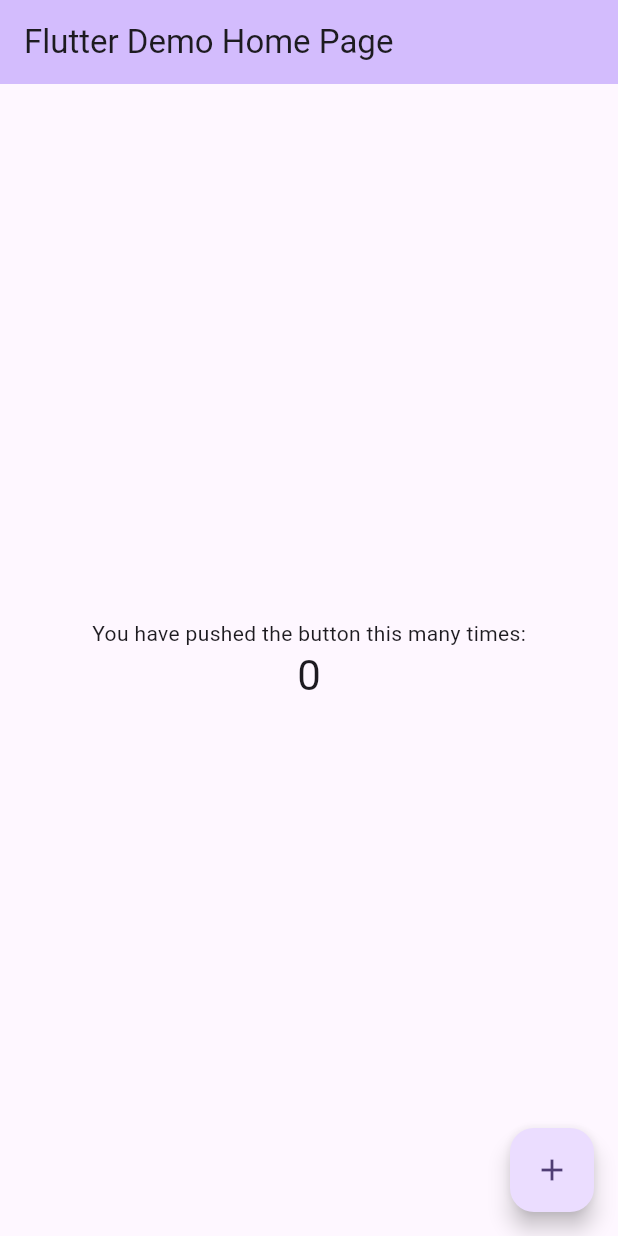
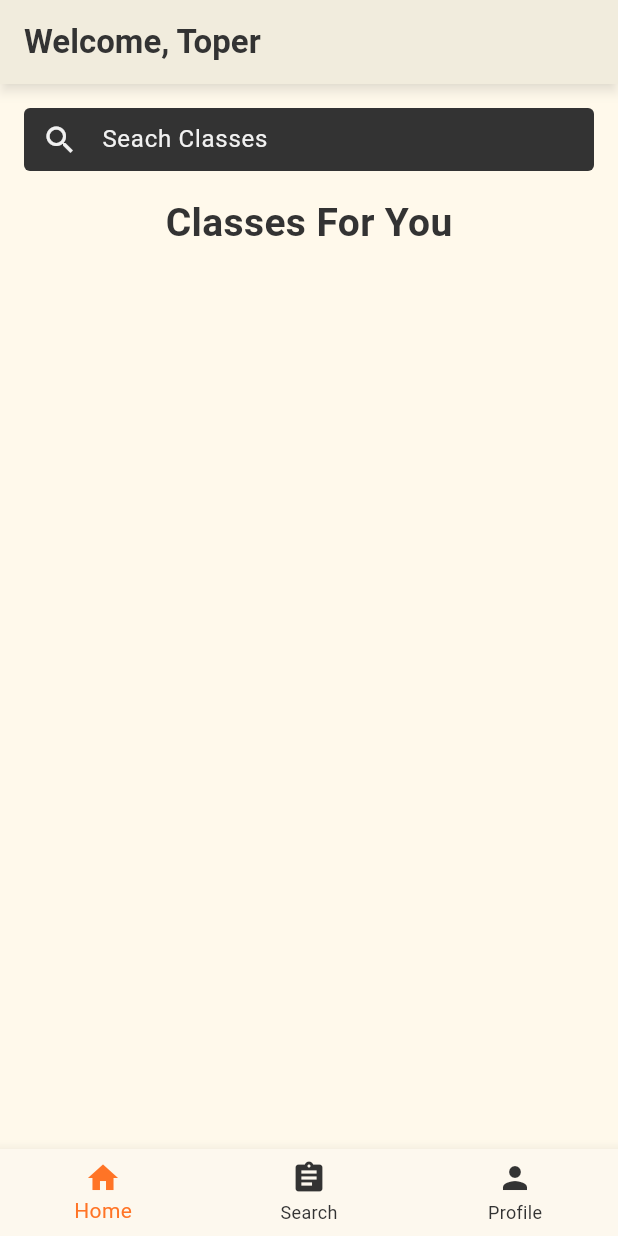
Before and after one commit to WaSong-Reksti/wasong_mobile_app, a Flutter app: the screen it shows after launch, on a phone screen of 412 x 824 dp. Run offline on Flutter 3.47's test engine with Material 3 defaults, Android fonts, the phone set to English and light mode, and no system bars.

Commit message:
feat: progress on home page

```diff
--- /dev/null
+++ b/lib/components/class_card.dart
@@ -0,0 +1,10 @@
+import 'package:flutter/material.dart';
+
+class ClassCard extends StatelessWidget {
+  const ClassCard({Key? key}) : super(key: key);
+
+  @override
+  Widget build(BuildContext context) {
+    return Container();
+  }
+}
--- /dev/null
+++ b/lib/components/class_grid.dart
@@ -0,0 +1,10 @@
+import 'package:flutter/material.dart';
+
+class ClassGrid extends StatelessWidget {
+const ClassGrid({ Key? key }) : super(key: key);
+
+  @override
+  Widget build(BuildContext context){
+    return Container();
+  }
+}
--- /dev/null
+++ b/lib/components/menu_navbar.dart
@@ -0,0 +1,37 @@
+import 'package:flutter/material.dart';
+
+class MenuNavBar extends StatelessWidget {
+  final int selectedIndex;
+  final void Function(int) onItemTapped;
+
+  const MenuNavBar({
+    Key? key,
+    required this.selectedIndex,
+    required this.onItemTapped,
+  }) : super(key: key);
+
+  @override
+  Widget build(BuildContext context) {
+    return BottomNavigationBar(
+      items: const <BottomNavigationBarItem>[
+        BottomNavigationBarItem(
+          icon: Icon(Icons.home),
+          label: 'Home',
+        ),
+        BottomNavigationBarItem(
+          icon: Icon(Icons.assignment),
+          label: 'Search',
+        ),
+        BottomNavigationBarItem(
+          icon: Icon(Icons.person),
+          label: 'Profile',
+        ),
+      ],
+      currentIndex: selectedIndex,
+      selectedItemColor: const Color(0xffFF7426),
+      onTap: onItemTapped,
+      unselectedItemColor: const Color(0xff333333),
+      backgroundColor: const Color(0xffFDF8EE),
+    );
+  }
+}
--- a/lib/main.dart
+++ b/lib/main.dart
@@ -1,3 +1,4 @@
+import 'package:wasong_mobile_app/screens/home_screen.dart';
 import 'package:flutter/material.dart';
 
 void main() {
@@ -11,115 +12,12 @@
   @override
   Widget build(BuildContext context) {
     return MaterialApp(
-      title: 'Flutter Demo',
+      title: 'WaSong',
       theme: ThemeData(
-        // This is the theme of your application.
-        //
-        // TRY THIS: Try running your application with "flutter run". You'll see
-        // the application has a purple toolbar. Then, without quitting the app,
-        // try changing the seedColor in the colorScheme below to Colors.green
-        // and then invoke "hot reload" (save your changes or press the "hot
-        // reload" button in a Flutter-supported IDE, or press "r" if you used
-        // the command line to start the app).
-        //
-        // Notice that the counter didn't reset back to zero; the application
-        // state is not lost during the reload. To reset the state, use hot
-        // restart instead.
-        //
-        // This works for code too, not just values: Most code changes can be
-        // tested with just a hot reload.
-        colorScheme: ColorScheme.fromSeed(seedColor: Colors.deepPurple),
+        colorScheme: ColorScheme.fromSeed(seedColor: Colors.yellow),
         useMaterial3: true,
       ),
-      home: const MyHomePage(title: 'Flutter Demo Home Page'),
+      home: const HomeScreen(),
     );
   }
 }
-
-class MyHomePage extends StatefulWidget {
-  const MyHomePage({super.key, required this.title});
-
-  // This widget is the home page of your application. It is stateful, meaning
-  // that it has a State object (defined below) that contains fields that affect
-  // how it looks.
-
-  // This class is the configuration for the state. It holds the values (in this
-  // case the title) provided by the parent (in this case the App widget) and
-  // used by the build method of the State. Fields in a Widget subclass are
-  // always marked "final".
-
-  final String title;
-
-  @override
-  State<MyHomePage> createState() => _MyHomePageState();
-}
-
-class _MyHomePageState extends State<MyHomePage> {
-  int _counter = 0;
-
-  void _incrementCounter() {
-    setState(() {
-      // This call to setState tells the Flutter framework that something has
-      // changed in this State, which causes it to rerun the build method below
-      // so that the display can reflect the updated values. If we changed
-      // _counter without calling setState(), then the build method would not be
-      // called again, and so nothing would appear to happen.
-      _counter++;
-    });
-  }
-
-  @override
-  Widget build(BuildContext context) {
-    // This method is rerun every time setState is called, for instance as done
-    // by the _incrementCounter method above.
-    //
-    // The Flutter framework has been optimized to make rerunning build methods
-    // fast, so that you can just rebuild anything that needs updating rather
-    // than having to individually change instances of widgets.
-    return Scaffold(
-      appBar: AppBar(
-        // TRY THIS: Try changing the color here to a specific color (to
-        // Colors.amber, perhaps?) and trigger a hot reload to see the AppBar
-        // change color while the other colors stay the same.
-        backgroundColor: Theme.of(context).colorScheme.inversePrimary,
-        // Here we take the value from the MyHomePage object that was created by
-        // the App.build method, and use it to set our appbar title.
-        title: Text(widget.title),
-      ),
-      body: Center(
-        // Center is a layout widget. It takes a single child and positions it
-        // in the middle of the parent.
-        child: Column(
-          // Column is also a layout widget. It takes a list of children and
-          // arranges them vertically. By default, it sizes itself to fit its
-          // children horizontally, and tries to be as tall as its parent.
-          //
-          // Column has various properties to control how it sizes itself and
-          // how it positions its children. Here we use mainAxisAlignment to
-          // center the children vertically; the main axis here is the vertical
-          // axis because Columns are vertical (the cross axis would be
-          // horizontal).
-          //
-          // TRY THIS: Invoke "debug painting" (choose the "Toggle Debug Paint"
-          // action in the IDE, or press "p" in the console), to see the
-          // wireframe for each widget.
-          mainAxisAlignment: MainAxisAlignment.center,
-          children: <Widget>[
-            const Text(
-              'You have pushed the button this many times:',
-            ),
-            Text(
-              '$_counter',
-              style: Theme.of(context).textTheme.headlineMedium,
-            ),
-          ],
-        ),
-      ),
-      floatingActionButton: FloatingActionButton(
-        onPressed: _incrementCounter,
-        tooltip: 'Increment',
-        child: const Icon(Icons.add),
-      ), // This trailing comma makes auto-formatting nicer for build methods.
-    );
-  }
-}
--- /dev/null
+++ b/lib/screens/home_screen.dart
@@ -0,0 +1,89 @@
+import 'package:flutter/material.dart';
+import 'package:wasong_mobile_app/components/menu_navbar.dart';
+
+class HomeScreen extends StatefulWidget {
+  const HomeScreen({Key? key}) : super(key: key);
+
+  @override
+  _HomeScreenState createState() => _HomeScreenState();
+}
+
+class _HomeScreenState extends State<HomeScreen> {
+  String user = "Toper";
+  String searchQuery = "";
+  int _selectedIndex = 0;
+
+  // Daftar widget untuk setiap tab
+  static const List<Widget> _widgetOptions = <Widget>[
+    Text('Home'),
+    Text('Search'),
+    Text('Profile'),
+  ];
+
+  void _onItemTapped(int index) {
+    setState(() {
+      _selectedIndex = index;
+    });
+  }
+
+  @override
+  Widget build(BuildContext context) {
+    return Scaffold(
+        appBar: AppBar(
+          title: Text(
+            "Welcome, $user",
+            style: const TextStyle(fontWeight: FontWeight.w700),
+          ),
+          backgroundColor: const Color(0xfffdf8ee),
+          foregroundColor: const Color(0xff333333),
+          shadowColor: const Color.fromARGB(63, 51, 51, 51),
+          elevation: 3.0,
+        ),
+        body: Padding(
+          padding: const EdgeInsets.all(16.0),
+          child: Column(
+            children: [
+              SizedBox(
+                height: 42,
+                // alignment: Alignment.bottomCenter,
+                child: TextField(
+                  onChanged: (text) {
+                    setState(() {
+                      searchQuery = text;
+                    });
+                  },
+                  decoration: InputDecoration(
+                      // labelText: 'Search Classes',
+                      // labelStyle: const TextStyle(color: Color(0xfff1f1f1)),
+                      border: OutlineInputBorder(
+                          borderRadius: BorderRadius.circular(4.0),
+                          borderSide: BorderSide.none),
+                      filled: true,
+                      fillColor: const Color(0xff333333),
+                      prefixIcon: const Icon(Icons.search),
+                      hintText: 'Seach Classes',
+                      prefixIconColor: const Color(0xfff1f1f1),
+                      hintStyle: const TextStyle(color: Color(0xfff1f1f1))),
+                  textAlignVertical: TextAlignVertical.bottom,
+                  style: const TextStyle(color: Color(0xfff1f1f1)),
+                ),
+              ),
+              const Padding(
+                padding: EdgeInsets.all(16.0),
+                child: Text(
+                  "Classes For You",
+                  style: TextStyle(
+                      color: Color(0xff333333),
+                      fontSize: 26,
+                      fontWeight: FontWeight.w700),
+                ),
+              ),
+            ],
+          ),
+        ),
+        bottomNavigationBar: MenuNavBar(
+          selectedIndex: _selectedIndex,
+          onItemTapped: _onItemTapped,
+        ));
+  }
+}
--- a/pubspec.yaml
+++ b/pubspec.yaml
@@ -59,9 +59,8 @@ flutter:
   uses-material-design: true
 
   # To add assets to your application, add an assets section, like this:
-  # assets:
-  #   - images/a_dot_burr.jpeg
-  #   - images/a_dot_ham.jpeg
+  assets:
+    - images/
 
   # An image asset can refer to one or more resolution-specific "variants", see
   # https://flutter.dev/assets-and-images/#resolution-aware
```
Also changed, not shown: images/placeholder-guitar.png (added).
